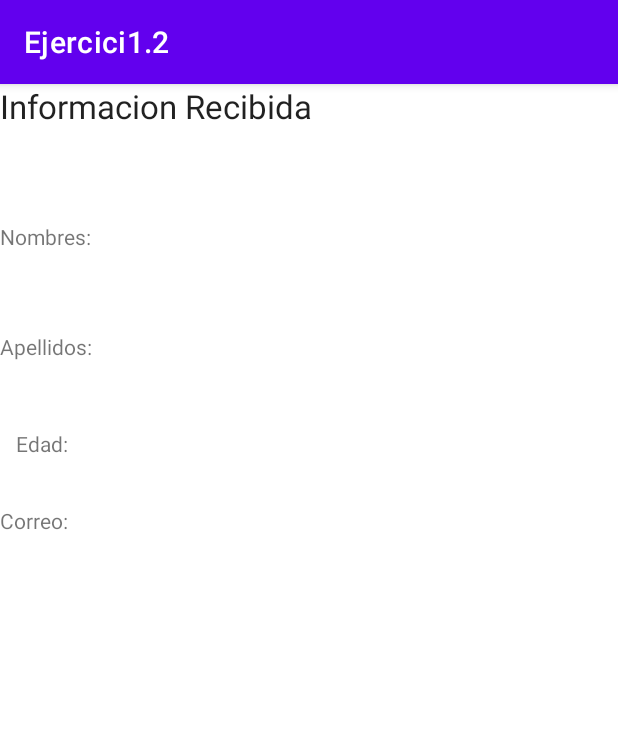
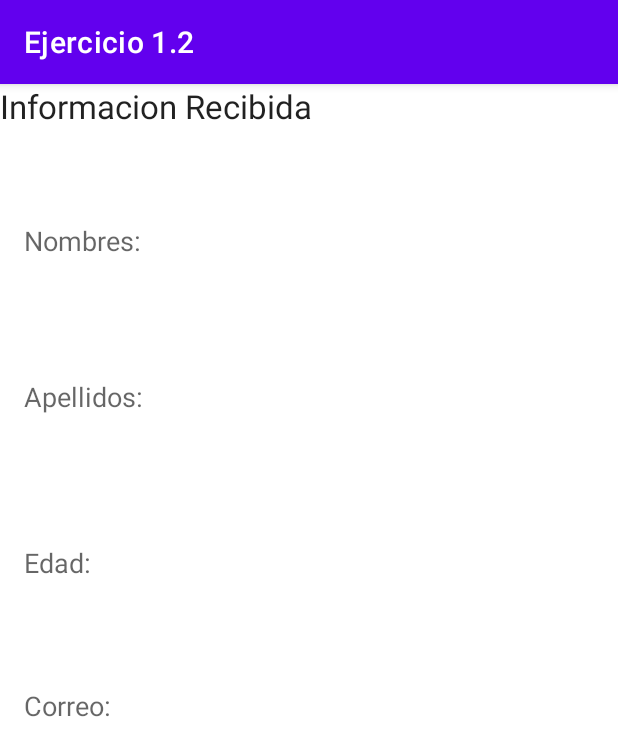
Before and after one commit to JenniferVarela/InformacionEjercicio1-2, an Android app: the Activity_Mostrar screen opened directly, with no data from a screen before it, on a phone screen of 412 x 824 dp. Shown: the top 756 px of the screen. Run offline under Robolectric (Android 15) with nearby library versions, the phone set to English and light mode, and no system bars.

Commit message:
Cambie detalles de pantalla mostrar informacion.

```diff
--- a/app/src/main/res/layout/activity_mostrar.xml
+++ b/app/src/main/res/layout/activity_mostrar.xml
@@ -8,57 +8,66 @@
 
     <TextView
         android:id="@+id/amtxtnombre"
-        android:layout_width="270dp"
-        android:layout_height="39dp"
+        android:layout_width="0dp"
+        android:layout_height="43dp"
+        android:layout_marginStart="8dp"
+        android:layout_marginEnd="8dp"
         android:textAppearance="@style/TextAppearance.AppCompat.Medium"
         app:layout_constraintBottom_toBottomOf="parent"
         app:layout_constraintEnd_toEndOf="parent"
         app:layout_constraintHorizontal_bias="1.0"
         app:layout_constraintStart_toStartOf="parent"
         app:layout_constraintTop_toTopOf="parent"
-        app:layout_constraintVertical_bias="0.125" />
+        app:layout_constraintVertical_bias="0.181" />
 
     <TextView
         android:id="@+id/amtxtapellido"
-        android:layout_width="271dp"
-        android:layout_height="37dp"
+        android:layout_width="0dp"
+        android:layout_height="43dp"
+        android:layout_marginStart="8dp"
+        android:layout_marginEnd="8dp"
+        android:textAppearance="@style/TextAppearance.AppCompat.Medium"
+        app:layout_constraintBottom_toBottomOf="parent"
+        app:layout_constraintEnd_toEndOf="parent"
+        app:layout_constraintHorizontal_bias="0.0"
+        app:layout_constraintStart_toStartOf="parent"
+        app:layout_constraintTop_toBottomOf="@+id/amtxtnombre"
+        app:layout_constraintVertical_bias="0.105" />
+
+    <TextView
+        android:id="@+id/amtxtedad"
+        android:layout_width="0dp"
+        android:layout_height="43dp"
+        android:layout_marginStart="8dp"
+        android:layout_marginEnd="8dp"
         android:textAppearance="@style/TextAppearance.AppCompat.Medium"
         app:layout_constraintBottom_toBottomOf="parent"
         app:layout_constraintEnd_toEndOf="parent"
         app:layout_constraintHorizontal_bias="1.0"
         app:layout_constraintStart_toStartOf="parent"
-        app:layout_constraintTop_toTopOf="parent"
-        app:layout_constraintVertical_bias="0.216" />
+        app:layout_constraintTop_toBottomOf="@+id/amtxtapellido"
+        app:layout_constraintVertical_bias="0.119" />
 
     <TextView
-        android:id="@+id/amtxtedad"
-        android:layout_width="270dp"
-        android:layout_height="37dp"
+        android:id="@+id/amtxtcorreo"
+        android:layout_width="0dp"
+        android:layout_height="43dp"
+        android:layout_marginStart="8dp"
+        android:layout_marginEnd="8dp"
         android:textAppearance="@style/TextAppearance.AppCompat.Medium"
         app:layout_constraintBottom_toBottomOf="parent"
         app:layout_constraintEnd_toEndOf="parent"
-        app:layout_constraintHorizontal_bias="0.943"
+        app:layout_constraintHorizontal_bias="1.0"
         app:layout_constraintStart_toStartOf="parent"
-        app:layout_constraintTop_toTopOf="parent"
-        app:layout_constraintVertical_bias="0.289" />
-
-    <TextView
-        android:id="@+id/amtxtcorreo"
-        android:layout_width="264dp"
-        android:layout_height="38dp"
-        android:textAppearance="@style/TextAppearance.AppCompat.Medium"
-        app:layout_constraintBottom_toBottomOf="parent"
-        app:layout_constraintEnd_toEndOf="parent"
-        app:layout_constraintHorizontal_bias="0.944"
-        app:layout_constraintStart_toStartOf="parent"
-        app:layout_constraintTop_toTopOf="parent"
-        app:layout_constraintVertical_bias="0.369" />
+        app:layout_constraintTop_toBottomOf="@+id/amtxtedad"
+        app:layout_constraintVertical_bias="0.173" />
 
     <TextView
         android:id="@+id/textView2"
         android:layout_width="wrap_content"
         android:layout_height="wrap_content"
         android:text="Informacion Recibida"
+        android:textAlignment="center"
         android:textAppearance="@style/TextAppearance.AppCompat.Large"
         tools:layout_editor_absoluteX="110dp"
         tools:layout_editor_absoluteY="31dp" />
@@ -68,46 +77,50 @@
         android:layout_width="wrap_content"
         android:layout_height="wrap_content"
         android:text="Nombres:"
+        android:textAppearance="@style/TextAppearance.AppCompat.Medium"
         app:layout_constraintBottom_toBottomOf="parent"
-        app:layout_constraintEnd_toEndOf="@+id/amtxtnombre"
-        app:layout_constraintHorizontal_bias="0.0"
+        app:layout_constraintEnd_toEndOf="parent"
+        app:layout_constraintHorizontal_bias="0.048"
         app:layout_constraintStart_toStartOf="parent"
         app:layout_constraintTop_toTopOf="parent"
-        app:layout_constraintVertical_bias="0.123" />
+        app:layout_constraintVertical_bias="0.124" />
 
     <TextView
         android:id="@+id/Ap"
         android:layout_width="wrap_content"
         android:layout_height="wrap_content"
         android:text="Apellidos:"
+        android:textAppearance="@style/TextAppearance.AppCompat.Medium"
         app:layout_constraintBottom_toBottomOf="parent"
-        app:layout_constraintEnd_toEndOf="@+id/amtxtnombre"
-        app:layout_constraintHorizontal_bias="0.0"
+        app:layout_constraintEnd_toEndOf="parent"
+        app:layout_constraintHorizontal_bias="0.048"
         app:layout_constraintStart_toStartOf="parent"
         app:layout_constraintTop_toTopOf="parent"
-        app:layout_constraintVertical_bias="0.221" />
+        app:layout_constraintVertical_bias="0.264" />
 
     <TextView
         android:id="@+id/ap"
         android:layout_width="wrap_content"
         android:layout_height="wrap_content"
         android:text="Edad:"
+        android:textAppearance="@style/TextAppearance.AppCompat.Medium"
         app:layout_constraintBottom_toBottomOf="parent"
-        app:layout_constraintEnd_toEndOf="@+id/amtxtnombre"
-        app:layout_constraintHorizontal_bias="0.029"
+        app:layout_constraintEnd_toEndOf="parent"
+        app:layout_constraintHorizontal_bias="0.043"
         app:layout_constraintStart_toStartOf="parent"
         app:layout_constraintTop_toTopOf="parent"
-        app:layout_constraintVertical_bias="0.307" />
+        app:layout_constraintVertical_bias="0.413" />
 
     <TextView
         android:id="@+id/ap2"
         android:layout_width="wrap_content"
         android:layout_height="wrap_content"
         android:text="Correo:"
+        android:textAppearance="@style/TextAppearance.AppCompat.Medium"
         app:layout_constraintBottom_toBottomOf="parent"
-        app:layout_constraintEnd_toEndOf="@+id/amtxtnombre"
-        app:layout_constraintHorizontal_bias="0.0"
+        app:layout_constraintEnd_toEndOf="parent"
+        app:layout_constraintHorizontal_bias="0.045"
         app:layout_constraintStart_toStartOf="parent"
         app:layout_constraintTop_toTopOf="parent"
-        app:layout_constraintVertical_bias="0.376" />
+        app:layout_constraintVertical_bias="0.541" />
 </androidx.constraintlayout.widget.ConstraintLayout>
--- a/app/src/main/res/values/strings.xml
+++ b/app/src/main/res/values/strings.xml
@@ -1,4 +1,4 @@
 <resources>
-    <string name="app_name">Ejercici1.2</string>
+    <string name="app_name">Ejercicio 1.2</string>
     <string name="btn_enviar">Enviar</string>
 </resources>
```
Also changed, not shown: app/src/main/res/layout/activity_main.xml (+35 -12 lines).
